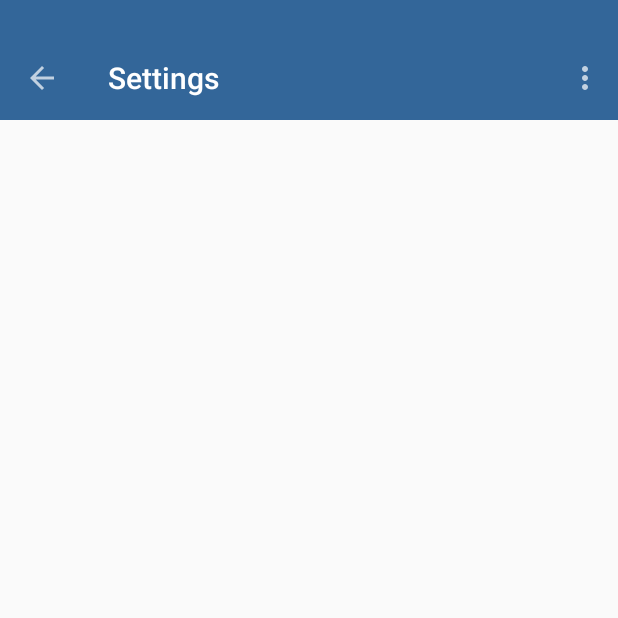
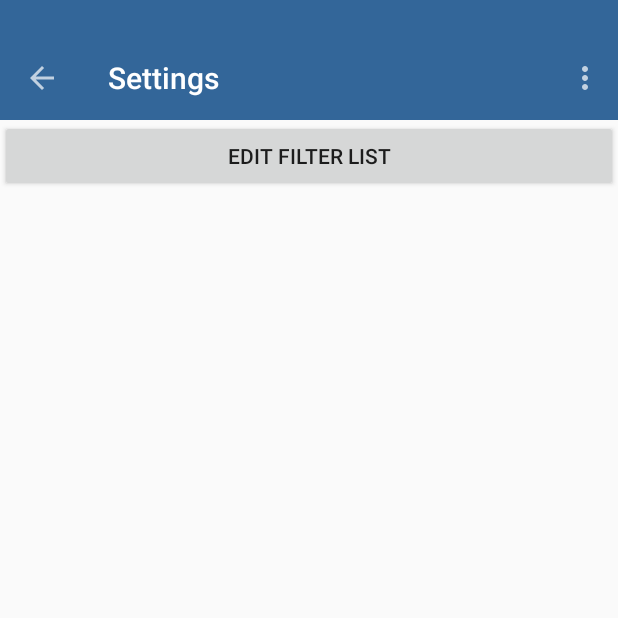
Before and after one commit to int0x191f2/mediamaid-android, an Android app: the SettingsActivity screen opened directly, with no data from a screen before it, on a phone screen of 412 x 824 dp, the top half of it. Run offline under Robolectric (Android 15) with nearby library versions, the phone set to English and light mode, and no system bars; libraries missing offline, so code that uses them is left out: twitter4j.auth.

Commit message:
added one-word basic filtering

```diff
--- a/app/src/main/java/int0x191f2/mediamaid/BuildVars.java
+++ b/app/src/main/java/int0x191f2/mediamaid/BuildVars.java
@@ -13,6 +13,7 @@ public class BuildVars {
     public final static String SHARED_PREFERENCES_ACCESS_TOKEN_KEY = "accessToken";
     public final static String SHARED_PREFERENCES_ACCESS_TOKEN_SECRET_KEY = "accessTokenSecret";
     public final static String SHARED_PREFERENCES_LOGGED_IN_KEY = "loggedIn";
+    public final static String SHARED_PREFERENCES_FILTER_LIST_KEY = "filterList";
 
     public static String TWITTER_ACCESS_TOKEN_KEY = "";
     public static String TWITTER_ACCESS_TOKEN_SECRET = "";
--- a/app/src/main/java/int0x191f2/mediamaid/ComposeActivity.java
+++ b/app/src/main/java/int0x191f2/mediamaid/ComposeActivity.java
@@ -42,7 +42,7 @@ public class ComposeActivity extends AppCompatActivity {
             return true;
         }
         if (id == R.id.sendMessage) {
-            Boolean didSend = twitterTweeter.Send(((EditText)(findViewById(R.id.composeMessageInput))).getText().toString());
+            Boolean didSend = twitterTweeter.send(((EditText)(findViewById(R.id.composeMessageInput))).getText().toString());
             if(!(((EditText)(findViewById(R.id.composeMessageInput))).getText().toString().isEmpty())) {
                 if (didSend) {
                     finish();
--- a/app/src/main/java/int0x191f2/mediamaid/MainActivity.java
+++ b/app/src/main/java/int0x191f2/mediamaid/MainActivity.java
@@ -48,7 +48,7 @@ import android.widget.TextView;
 
 
 public class MainActivity extends AppCompatActivity {
-    public String[] drawerItems = {"Login"};
+    public String[] drawerItems = {"Login","Settings"};
     private static SharedPreferences sp;
     private TwitterAuth twitterAuth;
     private TwitterPictureCacheHandler twitterPictureCacheHandler;
@@ -240,6 +240,9 @@ public class MainActivity extends AppCompatActivity {
                 Toast.makeText(getApplicationContext(),"No internet connection detected", Toast.LENGTH_SHORT).show();
             }
         }
+        if(position==1){
+            startActivity(new Intent(this,SettingsActivity.class));
+        }
     }
 
     private void logout() {
--- a/app/src/main/java/int0x191f2/mediamaid/SettingsActivity.java
+++ b/app/src/main/java/int0x191f2/mediamaid/SettingsActivity.java
@@ -1,7 +1,9 @@
 package int0x191f2.mediamaid;
 
+import android.app.FragmentManager;
 import android.content.Context;
 import android.content.SharedPreferences;
+import android.support.v4.app.FragmentActivity;
 import android.support.v7.app.AppCompatActivity;
 import android.support.v7.widget.Toolbar;
 import android.os.Bundle;
@@ -12,13 +14,16 @@ import android.widget.EditText;
 import android.widget.Toast;
 
 import twitter4j.auth.AccessToken;
+import android.widget.Button;
 
-public class SettingsActivity extends AppCompatActivity {
+public class SettingsActivity extends AppCompatActivity{
+    Button filterButton;
 
     @Override
-    protected void onCreate(Bundle savedInstanceState) {
+    public void onCreate(Bundle savedInstanceState) {
         super.onCreate(savedInstanceState);
         setContentView(R.layout.activity_settings);
+        filterButton = (Button) findViewById(R.id.settingsModifyFilterButton);
         Toolbar tb = (Toolbar) findViewById(R.id.settingsToolbar);
         tb.setTitleTextColor(0xFFFFFFFF);
         if(tb!=null){
@@ -27,6 +32,19 @@ public class SettingsActivity extends AppCompatActivity {
         getSupportActionBar().setTitle("Settings");
         //Enable back button
         getSupportActionBar().setDisplayHomeAsUpEnabled(true);
+
+        //Set button listener
+        filterButton.setOnClickListener(new View.OnClickListener() {
+            @Override
+            public void onClick(View v) {
+                FragmentManager fragmentManager = getFragmentManager();
+                FilterListDialogFragment filterListDialogFragment = new FilterListDialogFragment();
+                filterListDialogFragment.setCancelable(false);
+                filterListDialogFragment.setDialogTitle("Filter List");
+                filterListDialogFragment.show(fragmentManager,"Filter List");
+            }
+        });
+
     }
 
     @Override
--- a/app/src/main/res/layout/activity_settings.xml
+++ b/app/src/main/res/layout/activity_settings.xml
@@ -13,4 +13,10 @@
         android:paddingTop="24dp"
         android:background="?attr/colorPrimary"/>
 
+    <Button
+        android:id="@+id/settingsModifyFilterButton"
+        android:text="Edit filter list"
+        android:layout_width="match_parent"
+        android:layout_height="wrap_content" />
+
 </LinearLayout>
```
Also changed, not shown: app/src/main/java/int0x191f2/mediamaid/FilterListDialogFragment.java (added, +54 -0 lines), app/src/main/java/int0x191f2/mediamaid/TwitterTweet.java (+9 -1 lines), app/src/main/res/layout/filter_list_input_fragment.xml (added, +19 -0 lines), 1 other file.
